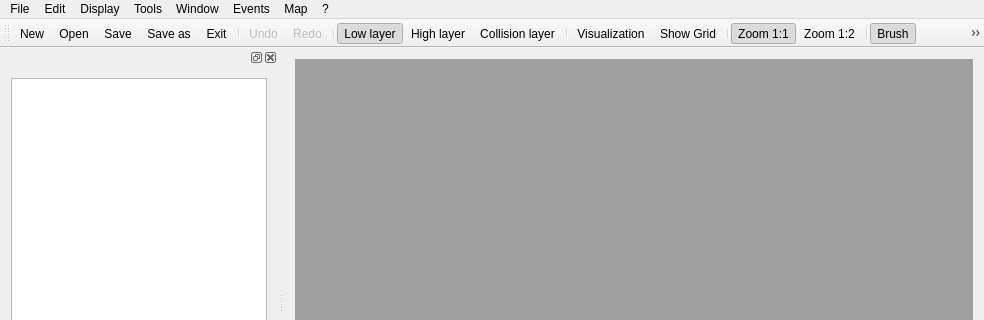
Above: MapEditor/MainWindow.ui from BenjBoug/Map-Editor before the change; both pictures show x 0 to 984 and y 0 to 320 of the 984 by 578 pixel window. Below: the same form after it.
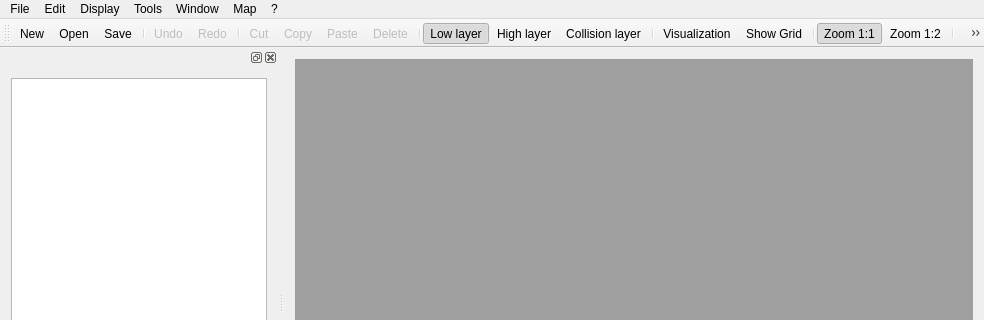
That is the form after the change. Icons and pictures are not drawn.

What changed in the file:
```diff
--- a/MapEditor/MainWindow.ui
+++ b/MapEditor/MainWindow.ui
@@ -82,16 +82,21 @@
     <addaction name="actionUndo"/>
     <addaction name="actionRedo"/>
     <addaction name="separator"/>
+    <addaction name="actionCut"/>
+    <addaction name="actionCopy"/>
+    <addaction name="actionPaste"/>
+    <addaction name="actionDelete"/>
+   </widget>
+   <widget class="QMenu" name="menuDisplay">
+    <property name="title">
+     <string>Display</string>
+    </property>
     <addaction name="actionLawer_layer"/>
     <addaction name="actionHigh_layer"/>
     <addaction name="actionCollision_layer"/>
     <addaction name="separator"/>
     <addaction name="actionVisualization"/>
-   </widget>
-   <widget class="QMenu" name="menuDisplay">
-    <property name="title">
-     <string>Display</string>
-    </property>
+    <addaction name="separator"/>
     <addaction name="actionZoom_1_1"/>
     <addaction name="actionZoom_1_2"/>
     <addaction name="separator"/>
@@ -106,11 +111,7 @@
     <addaction name="actionPipette"/>
     <addaction name="actionRectangle"/>
     <addaction name="actionCircle"/>
-   </widget>
-   <widget class="QMenu" name="menuEvents">
-    <property name="title">
-     <string>Events</string>
-    </property>
+    <addaction name="actionSelection"/>
    </widget>
    <widget class="QMenu" name="menuMap">
     <property name="title">
@@ -146,7 +147,6 @@
    <addaction name="menuDisplay"/>
    <addaction name="menuTools"/>
    <addaction name="menuWindow"/>
-   <addaction name="menuEvents"/>
    <addaction name="menuMap"/>
    <addaction name="menu"/>
   </widget>
@@ -160,12 +160,15 @@
    <addaction name="actionNew"/>
    <addaction name="actionOpen"/>
    <addaction name="actionSave"/>
-   <addaction name="actionSave_as"/>
-   <addaction name="actionExit"/>
    <addaction name="separator"/>
    <addaction name="actionUndo"/>
    <addaction name="actionRedo"/>
    <addaction name="separator"/>
+   <addaction name="actionCut"/>
+   <addaction name="actionCopy"/>
+   <addaction name="actionPaste"/>
+   <addaction name="actionDelete"/>
+   <addaction name="separator"/>
    <addaction name="actionLawer_layer"/>
    <addaction name="actionHigh_layer"/>
    <addaction name="actionCollision_layer"/>
@@ -177,10 +180,14 @@
    <addaction name="actionZoom_1_2"/>
    <addaction name="separator"/>
    <addaction name="actionBrush"/>
+   <addaction name="actionEraser"/>
    <addaction name="actionPaint_pot"/>
    <addaction name="actionPipette"/>
    <addaction name="actionRectangle"/>
    <addaction name="actionCircle"/>
+   <addaction name="actionSelection"/>
+   <addaction name="separator"/>
+   <addaction name="actionPlay"/>
   </widget>
   <widget class="QStatusBar" name="statusBar"/>
   <widget class="QDockWidget" name="dockWidget">
@@ -524,6 +531,101 @@
     <string>Circle</string>
    </property>
   </action>
+  <action name="actionSave_all">
+   <property name="icon">
+    <iconset resource="icons.qrc">
+     <normaloff>:/Resources/Images/Icons/que-sauf-icone-5284-48.png</normaloff>:/Resources/Images/Icons/que-sauf-icone-5284-48.png</iconset>
+   </property>
+   <property name="text">
+    <string>Save all</string>
+   </property>
+  </action>
+  <action name="actionSelection">
+   <property name="checkable">
+    <bool>true</bool>
+   </property>
+   <property name="enabled">
+    <bool>true</bool>
+   </property>
+   <property name="icon">
+    <iconset resource="icons.qrc">
+     <normaloff>:/Resources/Images/Icons/1403154978_Selection.png</normaloff>:/Resources/Images/Icons/1403154978_Selection.png</iconset>
+   </property>
+   <property name="text">
+    <string>Selection</string>
+   </property>
+  </action>
+  <action name="actionCut">
+   <property name="enabled">
+    <bool>false</bool>
+   </property>
+   <property name="icon">
+    <iconset resource="icons.qrc">
+     <normaloff>:/cut</normaloff>:/cut</iconset>
+   </property>
+   <property name="text">
+    <string>Cut</string>
+   </property>
+  </action>
+  <action name="actionCopy">
+   <property name="enabled">
+    <bool>false</bool>
+   </property>
+   <property name="icon">
+    <iconset resource="icons.qrc">
+     <normaloff>:/copy</normaloff>:/copy</iconset>
+   </property>
+   <property name="text">
+    <string>Copy</string>
+   </property>
+  </action>
+  <action name="actionPaste">
+   <property name="enabled">
+    <bool>false</bool>
+   </property>
+   <property name="icon">
+    <iconset resource="icons.qrc">
+     <normaloff>:/paste</normaloff>:/paste</iconset>
+   </property>
+   <property name="text">
+    <string>Paste</string>
+   </property>
+  </action>
+  <action name="actionDelete">
+   <property name="enabled">
+    <bool>false</bool>
+   </property>
+   <property name="icon">
+    <iconset resource="icons.qrc">
+     <normaloff>:/Resources/Images/Icons/1403580031_f-cross_256.png</normaloff>:/Resources/Images/Icons/1403580031_f-cross_256.png</iconset>
+   </property>
+   <property name="text">
+    <string>Delete</string>
+   </property>
+  </action>
+  <action name="actionBloc_size">
+   <property name="text">
+    <string>Bloc size</string>
+   </property>
+  </action>
+  <action name="actionEraser">
+   <property name="icon">
+    <iconset resource="icons.qrc">
+     <normaloff>:/Resources/Images/Icons/1403580326_draft.png</normaloff>:/Resources/Images/Icons/1403580326_draft.png</iconset>
+   </property>
+   <property name="text">
+    <string>Eraser</string>
+   </property>
+  </action>
+  <action name="actionPlay">
+   <property name="icon">
+    <iconset resource="icons.qrc">
+     <normaloff>:/Resources/Images/Icons/1403621461_play_green_controls.png</normaloff>:/Resources/Images/Icons/1403621461_play_green_controls.png</iconset>
+   </property>
+   <property name="text">
+    <string>play</string>
+   </property>
+  </action>
  </widget>
  <layoutdefault spacing="6" margin="11"/>
  <resources>
```
Left out of the diff: 64 changed lines with no effect on the pictures.
